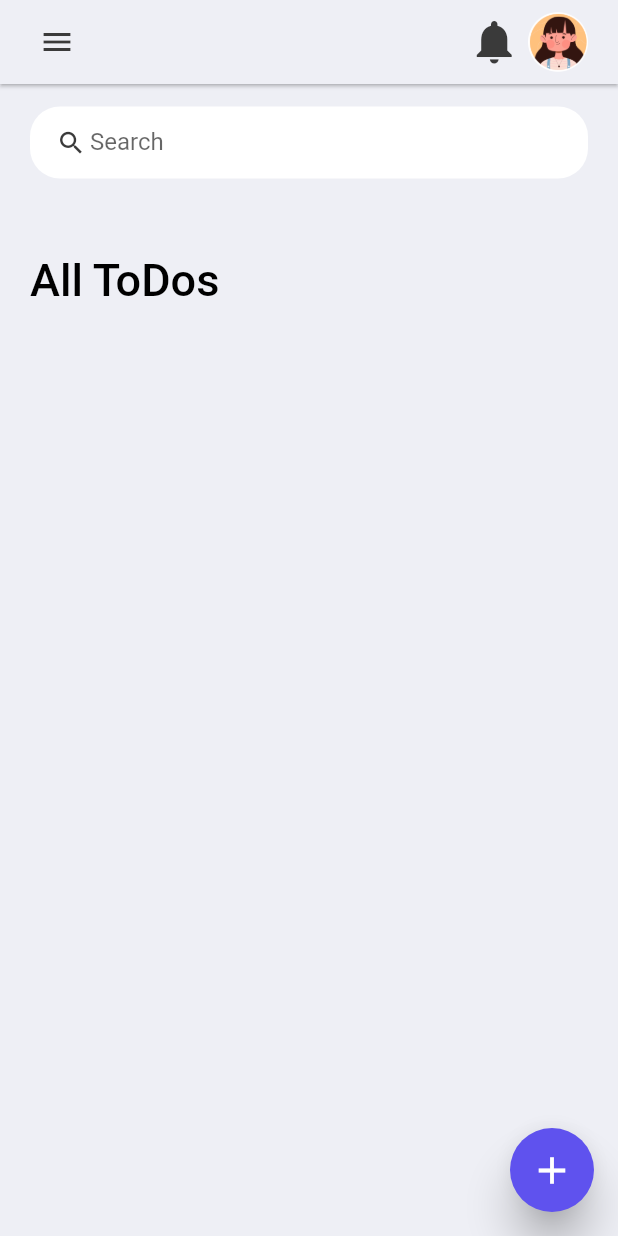
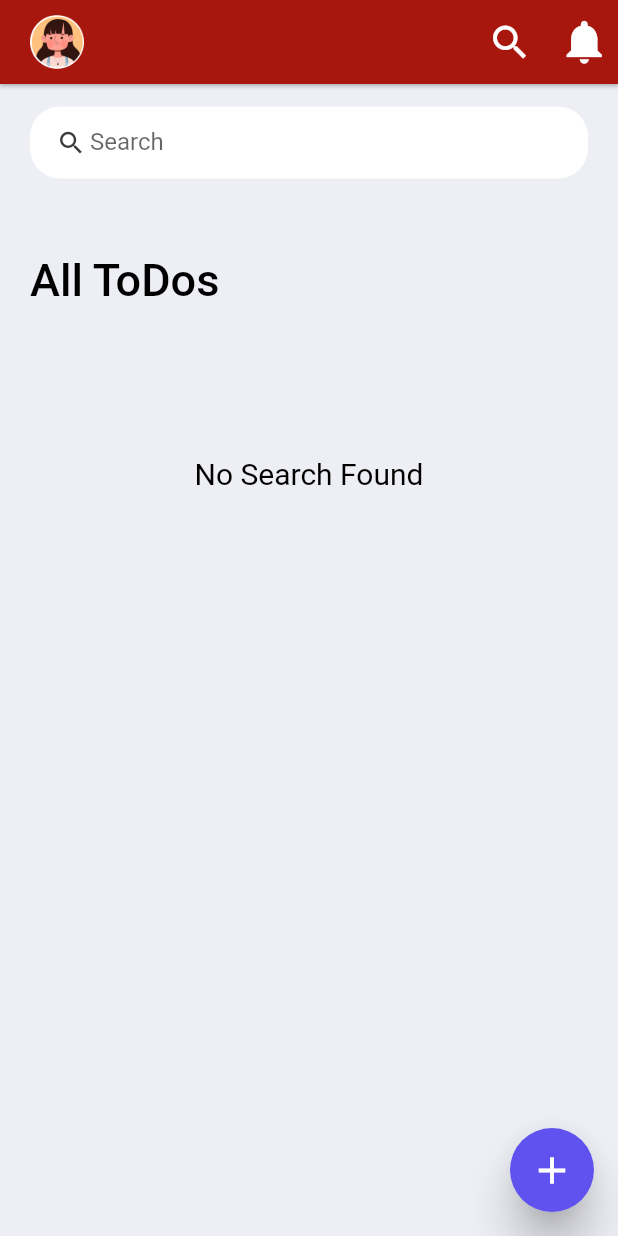
Before and after one commit to itssss-sweta/ToDoList, a Flutter app: the screen it shows after launch, on a phone screen of 412 x 824 dp. Run offline on Flutter 3.47's test engine with Material 2 defaults, Android fonts, the phone set to English and light mode, and no system bars.

Commit message:
added icon and functionalitites

```diff
--- a/lib/main.dart
+++ b/lib/main.dart
@@ -1,4 +1,5 @@
 import 'package:application1/screen/home.dart';
+//import 'package:application1/screen/search.dart';
 import 'package:flutter/material.dart';
 import 'package:flutter/services.dart';
 
--- a/lib/screen/button.dart
+++ b/lib/screen/button.dart
@@ -1,4 +1,4 @@
-import 'package:application1/constants/colors.dart';
+import '../constants/colors.dart';
 import 'package:flutter/material.dart';
 
 class Button extends StatelessWidget {
--- /dev/null
+++ b/lib/screen/drawer.dart
@@ -0,0 +1,185 @@
+import 'package:flutter/material.dart';
+import '../constants/colors.dart';
+import 'package:intl/intl.dart';
+import '../screen/login.dart';
+import 'package:flutter/services.dart';
+
+Drawer buildDrawer(BuildContext context) {
+  return Drawer(
+    backgroundColor: tdBGColor,
+    child: ListView(
+      padding: EdgeInsets.zero,
+      children: [
+        DrawerHeader(
+          padding: const EdgeInsets.only(top: 35, left: 15),
+          decoration: const BoxDecoration(
+            color: Color.fromARGB(255, 167, 23, 13),
+          ),
+          child: Column(
+            crossAxisAlignment: CrossAxisAlignment.start,
+            children: [
+              const Text(
+                'To-Do-List',
+                style: TextStyle(
+                  fontSize: 32,
+                  color: Colors.white,
+                ),
+              ),
+              const SizedBox(
+                height: 10,
+              ),
+              Text(
+                DateFormat('d MMM, y').format(DateTime.now()),
+                style: const TextStyle(
+                  fontSize: 16,
+                  color: Colors.white,
+                ),
+              ),
+            ],
+          ),
+        ),
+        ListTile(
+          title: const Text(
+            'Your Profile',
+            style: TextStyle(
+              fontSize: 17,
+              fontWeight: FontWeight.w400,
+            ),
+          ),
+          onTap: () {
+            Navigator.pop(context);
+          },
+        ),
+        const Divider(
+          color: tdGrey,
+          thickness: 0.5,
+        ),
+        ListTile(
+          title: const Text(
+            'Logout',
+            style: TextStyle(
+              fontSize: 17,
+              fontWeight: FontWeight.w400,
+            ),
+          ),
+          onTap: () {
+            showDialog(
+              context: context,
+              builder: (BuildContext context) {
+                return AlertDialog(
+                  title: const Text(
+                    'Are you sure you want to logout?',
+                    style: TextStyle(
+                      fontSize: 18,
+                      fontWeight: FontWeight.normal,
+                    ),
+                  ),
+                  actions: <Widget>[
+                    Row(
+                      mainAxisAlignment: MainAxisAlignment.spaceAround,
+                      children: [
+                        TextButton(
+                          child: const Text(
+                            'Yes',
+                            style: TextStyle(
+                              color: tdBlue,
+                              fontSize: 15,
+                            ),
+                          ),
+                          onPressed: () {
+                            Navigator.pushReplacement(
+                              context,
+                              MaterialPageRoute(
+                                  builder: (context) => const Login()),
+                            );
+                          },
+                        ),
+                        TextButton(
+                          child: const Text(
+                            'No',
+                            style: TextStyle(
+                              color: tdBlue,
+                              fontSize: 15,
+                            ),
+                          ),
+                          onPressed: () {
+                            Navigator.pop(context);
+                          },
+                        )
+                      ],
+                    ),
+                  ],
+                );
+              },
+            );
+          },
+        ),
+        const Divider(
+          color: tdGrey,
+          thickness: 0.5,
+        ),
+        ListTile(
+          title: const Text(
+            'Exit',
+            style: TextStyle(
+              fontSize: 17,
+              fontWeight: FontWeight.w400,
+            ),
+          ),
+          onTap: () {
+            showDialog(
+              context: context,
+              builder: (BuildContext context) {
+                return AlertDialog(
+                  title: const Text(
+                    'Are you sure you want to exit?',
+                    style: TextStyle(
+                      fontSize: 18,
+                      fontWeight: FontWeight.normal,
+                    ),
+                  ),
+                  actions: <Widget>[
+                    Row(
+                      mainAxisAlignment: MainAxisAlignment.spaceAround,
+                      children: [
+                        TextButton(
+                          child: const Text(
+                            'Yes',
+                            style: TextStyle(
+                              color: tdBlue,
+                              fontSize: 15,
+                            ),
+                          ),
+                          onPressed: () {
+                            Navigator.of(context).pop();
+                            SystemNavigator.pop();
+                          },
+                        ),
+                        TextButton(
+                          child: const Text(
+                            'No',
+                            style: TextStyle(
+                              color: tdBlue,
+                              fontSize: 15,
+                            ),
+                          ),
+                          onPressed: () {
+                            Navigator.pop(context);
+                          },
+                        ),
+                      ],
+                    ),
+                  ],
+                );
+              },
+            );
+          },
+        ),
+        const Divider(
+          color: tdGrey,
+          thickness: 0.5,
+        ),
+      ],
+    ),
+  );
+}
--- a/lib/screen/home.dart
+++ b/lib/screen/home.dart
@@ -1,7 +1,7 @@
-import 'package:application1/screen/login.dart';
 import 'package:flutter/material.dart';
 import 'package:flutter/services.dart';
-
+import '../screen/drawer.dart';
+import 'package:intl/intl.dart';
 import '../constants/colors.dart';
 import '../widget/todo_item.dart';
 import '../models/todo.dart';
@@ -18,13 +18,16 @@ class _HomeState extends State<Home> {
   List<ToDo> _foundToDo = [];
   final _todoController = TextEditingController();
 
+  String formattedDate = DateFormat('yyyy-MM-dd').format(DateTime.now());
   String _textFieldValue = "";
   void _showTextField() {
+    _textFieldValue = "";
     showDialog(
         context: context,
         barrierDismissible: false,
         builder: (BuildContext context) {
           return AlertDialog(
+            backgroundColor: Colors.grey[300],
             shadowColor: Colors.grey[600],
             title: const Text('Add Task'),
             content: Column(
@@ -90,11 +93,16 @@ class _HomeState extends State<Home> {
 
   @override
   Widget build(BuildContext context) {
+    SystemChrome.setSystemUIOverlayStyle(const SystemUiOverlayStyle(
+      statusBarColor: Colors.transparent,
+      statusBarBrightness: Brightness.dark,
+    ));
     return Scaffold(
       backgroundColor: tdBGColor,
       appBar: _buildAppBAr(context),
-      drawer: _buildDrawer(context),
-      body: Stack(children: [
+      drawer: buildDrawer(context),
+      body: Stack(
+        children: [
           Container(
             clipBehavior: Clip.none,
             padding: const EdgeInsets.symmetric(horizontal: 20, vertical: 15),
@@ -116,19 +124,48 @@ class _HomeState extends State<Home> {
                           ),
                         ),
                       ),
-                    for (ToDo todoo in _foundToDo.reversed)
+                      if (_foundToDo.isEmpty)
+                        Center(
+                          child: Container(
+                            padding: const EdgeInsets.only(top: 80),
+                            child: const Text(
+                              'No Search Found',
+                              style: TextStyle(
+                                fontSize: 20,
+                                color: Colors.black,
+                              ),
+                            ),
+                          ),
+                        ),
+                      for (ToDo todoo in _foundToDo.reversed) ...[
                         ToDoItem(
                           todo: todoo,
                           onToDoChanged: _handleToDoChange,
                           onDeleteItem: _deleteToDoItem,
                         ),
                       ],
-                ),
-              )
                     ],
                   ),
                 ),
-      ]),
+
+                //   (_foundToDo.isEmpty)
+                //       ? Container(
+                //           alignment: Alignment.center,
+                //           child: const Text(
+                //             'No ToDos Found',
+                //             style: TextStyle(
+                //               fontSize: 18,
+                //               fontWeight: FontWeight.w500,
+                //             ),
+                //           ),
+                //         )
+                //
+                //     : _buildToDoListView(),
+              ],
+            ),
+          ),
+        ],
+      ),
       floatingActionButton: FloatingActionButton(
         onPressed: () {
           _showTextField();
@@ -156,12 +193,15 @@ class _HomeState extends State<Home> {
   }
 
   void _addToDoItem(String toDo) {
+    if (toDo.isNotEmpty) {
       setState(() {
         todosList.add(ToDo(
             id: DateTime.now().millisecondsSinceEpoch.toString(),
             todoText: toDo));
       });
+
       _todoController.clear();
+    }
   }
 
   void _runFilter(String enteredKeyword) {
@@ -213,204 +253,45 @@ class _HomeState extends State<Home> {
 
 AppBar _buildAppBAr(BuildContext context) {
   return AppBar(
-    backgroundColor: tdBGColor,
+    backgroundColor: const Color.fromARGB(255, 167, 23, 13),
     elevation: 1,
-    leading: Builder(
+    leading: Padding(
+      padding: const EdgeInsets.only(left: 20),
+      child: Builder(
         builder: (BuildContext context) {
-        return IconButton(
-          padding: const EdgeInsets.only(left: 20),
-          icon: const Icon(Icons.menu),
-          color: tdBlack,
-          onPressed: () {
+          return GestureDetector(
+            onTap: () {
               Scaffold.of(context).openDrawer();
             },
+            child: ClipRRect(
+              borderRadius: BorderRadius.circular(10),
+              child: Image.asset(
+                'assets/woman.png',
+                height: 200,
+                width: 20,
+              ),
+            ),
           );
         },
       ),
+    ),
     actions: [
+      GestureDetector(
+        child: IconButton(
+          onPressed: () {},
+          icon: const Icon(
+            Icons.search,
+            size: 30,
+          ),
+        ),
+      ),
       IconButton(
         onPressed: () {},
         icon: const Icon(
           Icons.notifications,
           size: 35,
-          color: tdBlack,
-        ),
-      ),
-      Padding(
-        padding: const EdgeInsets.only(right: 20),
-        child: SizedBox(
-          height: 40,
-          width: 40,
-          child: ClipRRect(
-            borderRadius: BorderRadius.circular(20),
-            child: Image.asset('assets/woman.png'),
-          ),
         ),
       ),
     ],
   );
 }
-
-Drawer _buildDrawer(BuildContext context) {
-  return Drawer(
-    backgroundColor: tdBGColor,
-    child: ListView(
-      padding: EdgeInsets.zero,
-      children: [
-        const DrawerHeader(
-          padding: EdgeInsets.only(top: 30, left: 20),
-          decoration: BoxDecoration(
-            color: tdRed,
-          ),
-          child: Text(
-            'To-Do-List',
-            style: TextStyle(
-              fontSize: 32,
-            ),
-          ),
-        ),
-        ListTile(
-          title: const Text(
-            'New Task',
-            style: TextStyle(
-              fontSize: 17,
-              fontWeight: FontWeight.w400,
-            ),
-          ),
-          onTap: () {
-            Navigator.pop(context);
-          },
-        ),
-        const Divider(
-          color: tdGrey,
-          thickness: 0.5,
-        ),
-        ListTile(
-          title: const Text(
-            'Logout',
-            style: TextStyle(
-              fontSize: 17,
-              fontWeight: FontWeight.w400,
-            ),
-          ),
-          onTap: () {
-            showDialog(
-              context: context,
-              builder: (BuildContext context) {
-                return AlertDialog(
-                  title: const Text(
-                    'Are you sure you want to logout?',
-                    style: TextStyle(
-                      fontSize: 18,
-                      fontWeight: FontWeight.normal,
-                    ),
-                  ),
-                  actions: <Widget>[
-                    Row(
-                      mainAxisAlignment: MainAxisAlignment.spaceAround,
-                      children: [
-                        TextButton(
-                          child: const Text(
-                            'Yes',
-                            style: TextStyle(
-                              color: tdBlue,
-                              fontSize: 15,
-                            ),
-                          ),
-                          onPressed: () {
-                            Navigator.pushReplacement(
-                              context,
-                              MaterialPageRoute(
-                                  builder: (context) => const Login()),
-                            );
-                          },
-                        ),
-                        TextButton(
-                          child: const Text(
-                            'No',
-                            style: TextStyle(
-                              color: tdBlue,
-                              fontSize: 15,
-                            ),
-                          ),
-                          onPressed: () {
-                            Navigator.pop(context);
-                          },
-                        )
-                      ],
-                    ),
-                  ],
-                );
-              },
-            );
-          },
-        ),
-        const Divider(
-          color: tdGrey,
-          thickness: 0.5,
-        ),
-        ListTile(
-          title: Text(
-            'Exit',
-            style: TextStyle(
-              fontSize: 17,
-              fontWeight: FontWeight.w400,
-            ),
-          ),
-          onTap: () {
-            showDialog(
-              context: context,
-              builder: (BuildContext context) {
-                return AlertDialog(
-                  title: const Text(
-                    'Are you sure you want to exit?',
-                    style: TextStyle(
-                      fontSize: 18,
-                      fontWeight: FontWeight.normal,
-                    ),
-                  ),
-                  actions: <Widget>[
-                    Row(
-                      mainAxisAlignment: MainAxisAlignment.spaceAround,
-                      children: [
-                        TextButton(
-                          child: const Text(
-                            'Yes',
-                            style: TextStyle(
-                              color: tdBlue,
-                              fontSize: 15,
-                            ),
-                          ),
-                          onPressed: () {
-                            Navigator.of(context).pop();
-                            SystemNavigator.pop();
-                          },
-                        ),
-                        TextButton(
-                          child: const Text(
-                            'No',
-                            style: TextStyle(
-                              color: tdBlue,
-                              fontSize: 15,
-                            ),
-                          ),
-                          onPressed: () {
-                            Navigator.pop(context);
-                          },
-                        ),
-                      ],
-                    ),
-                  ],
-                );
-              },
-            );
-          },
-        ),
-        const Divider(
-          color: tdGrey,
-          thickness: 0.5,
-        ),
-      ],
-    ),
-  );
-}
--- a/pubspec.yaml
+++ b/pubspec.yaml
@@ -30,6 +30,7 @@ environment:
 dependencies:
   flutter:
     sdk: flutter
+  intl: ^0.18.1
 
 
   # The following adds the Cupertino Icons font to your application.
```
Also changed, not shown: lib/screen/search.dart (added), pubspec.lock. Lines whose indentation alone changed are shown as unchanged.
